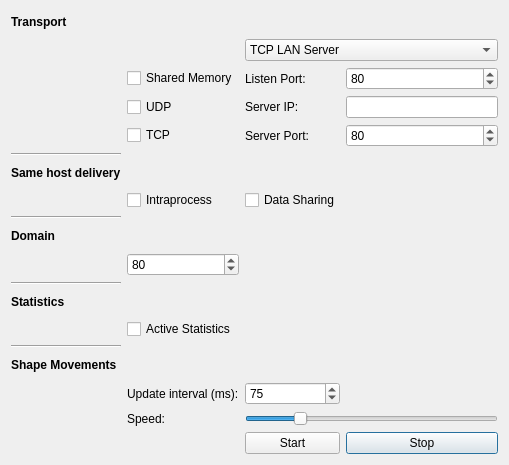
Qt form forms/optionsdialog.ui (eProsima/ShapesDemo) before a commit.
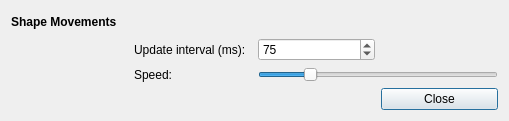
The same form after that commit.

```diff
--- a/forms/optionsdialog.ui
+++ b/forms/optionsdialog.ui
@@ -7,14 +7,28 @@
     <x>0</x>
     <y>0</y>
     <width>509</width>
-    <height>465</height>
+    <height>121</height>
    </rect>
   </property>
   <property name="windowTitle">
    <string>Options</string>
   </property>
   <layout class="QGridLayout" name="gridLayout">
-   <item row="24" column="3">
+   <item row="10" column="1">
+    <widget class="QLabel" name="label_3">
+     <property name="text">
+      <string>Speed:</string>
+     </property>
+    </widget>
+   </item>
+   <item row="9" column="1">
+    <widget class="QLabel" name="label_2">
+     <property name="text">
+      <string>Update interval (ms):</string>
+     </property>
+    </widget>
+   </item>
+   <item row="9" column="3">
     <widget class="QSpinBox" name="spin_updateInterval">
      <property name="specialValueText">
       <string/>
@@ -33,175 +47,30 @@
      </property>
     </widget>
    </item>
-   <item row="27" column="4">
+   <item row="7" column="0">
+    <widget class="QLabel" name="label_9">
+     <property name="font">
+      <font>
+       <weight>75</weight>
+       <bold>true</bold>
+      </font>
+     </property>
+     <property name="text">
+      <string>Shape Movements</string>
+     </property>
+    </widget>
+   </item>
+   <item row="12" column="4">
     <widget class="QPushButton" name="pushButton_stop">
      <property name="focusPolicy">
       <enum>Qt::TabFocus</enum>
      </property>
      <property name="text">
-      <string>Stop</string>
+      <string>Close</string>
      </property>
     </widget>
    </item>
-   <item row="15" column="0">
-    <widget class="Line" name="line">
-     <property name="orientation">
-      <enum>Qt::Horizontal</enum>
-     </property>
-    </widget>
-   </item>
-   <item row="9" column="3">
-    <widget class="QLabel" name="label_7">
-     <property name="text">
-      <string>Server Port:</string>
-     </property>
-    </widget>
-   </item>
-   <item row="6" column="3">
-    <widget class="QLabel" name="label_8">
-     <property name="text">
-      <string>Listen Port:</string>
-     </property>
-    </widget>
-   </item>
-   <item row="6" column="1">
-    <widget class="QCheckBox" name="SHMcheckBox">
-     <property name="text">
-      <string>Shared Memory</string>
-     </property>
-    </widget>
-   </item>
-   <item row="9" column="1">
-    <widget class="QCheckBox" name="TCPcheckBox">
-     <property name="text">
-      <string>TCP</string>
-     </property>
-    </widget>
-   </item>
-   <item row="17" column="1">
-    <widget class="QSpinBox" name="spin_domainId">
-     <property name="specialValueText">
-      <string/>
-     </property>
-     <property name="suffix">
-      <string/>
-     </property>
-     <property name="value">
-      <number>80</number>
-     </property>
-    </widget>
-   </item>
-   <item row="18" column="0">
-    <widget class="Line" name="line_2">
-     <property name="orientation">
-      <enum>Qt::Horizontal</enum>
-     </property>
-    </widget>
-   </item>
-   <item row="11" column="0">
-    <widget class="QLabel" name="label_11">
-     <property name="font">
-      <font>
-       <weight>75</weight>
-       <bold>true</bold>
-      </font>
-     </property>
-     <property name="text">
-      <string>Same host delivery</string>
-     </property>
-    </widget>
-   </item>
-   <item row="6" column="4">
-    <widget class="QSpinBox" name="spin_listen_port">
-     <property name="specialValueText">
-      <string/>
-     </property>
-     <property name="suffix">
-      <string/>
-     </property>
-     <property name="maximum">
-      <number>65535</number>
-     </property>
-     <property name="value">
-      <number>80</number>
-     </property>
-    </widget>
-   </item>
-   <item row="8" column="1">
-    <widget class="QCheckBox" name="UDPcheckBox">
-     <property name="text">
-      <string>UDP</string>
-     </property>
-    </widget>
-   </item>
-   <item row="24" column="1">
-    <widget class="QLabel" name="label_2">
-     <property name="text">
-      <string>Update interval (ms):</string>
-     </property>
-    </widget>
-   </item>
-   <item row="20" column="1">
-    <widget class="QCheckBox" name="statisticsCheckBox">
-     <property name="toolTip">
-      <string>&lt;html&gt;&lt;head/&gt;&lt;body&gt;&lt;p&gt;Only available when Fast DDS is compiled with Statistics Module.&lt;/p&gt;&lt;/body&gt;&lt;/html&gt;</string>
-     </property>
-     <property name="text">
-      <string>Active Statistics</string>
-     </property>
-    </widget>
-   </item>
-   <item row="16" column="0">
-    <widget class="QLabel" name="label_5">
-     <property name="font">
-      <font>
-       <weight>75</weight>
-       <bold>true</bold>
-      </font>
-     </property>
-     <property name="text">
-      <string>Domain</string>
-     </property>
-    </widget>
-   </item>
-   <item row="8" column="3">
-    <widget class="QLabel" name="label_6">
-     <property name="text">
-      <string>Server IP:</string>
-     </property>
-    </widget>
-   </item>
-   <item row="25" column="1">
-    <widget class="QLabel" name="label_3">
-     <property name="text">
-      <string>Speed:</string>
-     </property>
-    </widget>
-   </item>
-   <item row="27" column="3">
-    <widget class="QPushButton" name="pushButton_start">
-     <property name="focusPolicy">
-      <enum>Qt::TabFocus</enum>
-     </property>
-     <property name="text">
-      <string>Start</string>
-     </property>
-    </widget>
-   </item>
-   <item row="3" column="0">
-    <widget class="QLabel" name="label_10">
-     <property name="font">
-      <font>
-       <weight>75</weight>
-       <bold>true</bold>
-      </font>
-     </property>
-     <property name="text">
-      <string>Transport</string>
-     </property>
-    </widget>
-   </item>
-   <item row="25" column="3" colspan="2">
+   <item row="10" column="3" colspan="2">
     <widget class="QSlider" name="horizontalSlider_speed">
      <property name="minimum">
       <number>0</number>
@@ -217,98 +86,6 @@
      </property>
     </widget>
    </item>
-   <item row="19" column="0">
-    <widget class="QLabel" name="label_4">
-     <property name="font">
-      <font>
-       <weight>75</weight>
-       <bold>true</bold>
-      </font>
-     </property>
-     <property name="text">
-      <string>Statistics</string>
-     </property>
-    </widget>
-   </item>
-   <item row="5" column="3" colspan="2">
-    <widget class="QComboBox" name="TCPcomboBox">
-     <item>
-      <property name="text">
-       <string>TCP LAN Server</string>
-      </property>
-     </item>
-     <item>
-      <property name="text">
-       <string>TCP WAN Server</string>
-      </property>
-     </item>
-     <item>
-      <property name="text">
-       <string>TCP Client</string>
-      </property>
-     </item>
-    </widget>
-   </item>
-   <item row="9" column="4">
-    <widget class="QSpinBox" name="spin_server_port">
-     <property name="specialValueText">
-      <string/>
-     </property>
-     <property name="suffix">
-      <string/>
-     </property>
-     <property name="maximum">
-      <number>65535</number>
-     </property>
-     <property name="value">
-      <number>80</number>
-     </property>
-    </widget>
-   </item>
-   <item row="8" column="4">
-    <widget class="QLineEdit" name="lineEdit_server_ip"/>
-   </item>
-   <item row="22" column="0">
-    <widget class="QLabel" name="label_9">
-     <property name="font">
-      <font>
-       <weight>75</weight>
-       <bold>true</bold>
-      </font>
-     </property>
-     <property name="text">
-      <string>Shape Movements</string>
-     </property>
-    </widget>
-   </item>
-   <item row="21" column="0">
-    <widget class="Line" name="line_3">
-     <property name="orientation">
-      <enum>Qt::Horizontal</enum>
-     </property>
-    </widget>
-   </item>
-   <item row="10" column="0">
-    <widget class="Line" name="line_4">
-     <property name="orientation">
-      <enum>Qt::Horizontal</enum>
-     </property>
-    </widget>
-   </item>
-   <item row="12" column="1">
-    <widget class="QCheckBox" name="IntraprocesscheckBox">
-     <property name="text">
-      <string>Intraprocess</string>
-     </property>
-    </widget>
-   </item>
-   <item row="12" column="3">
-    <widget class="QCheckBox" name="DataSharingcheckBox">
-     <property name="text">
-      <string>Data Sharing</string>
-     </property>
-    </widget>
-   </item>
   </layout>
  </widget>
  <resources/>
```
